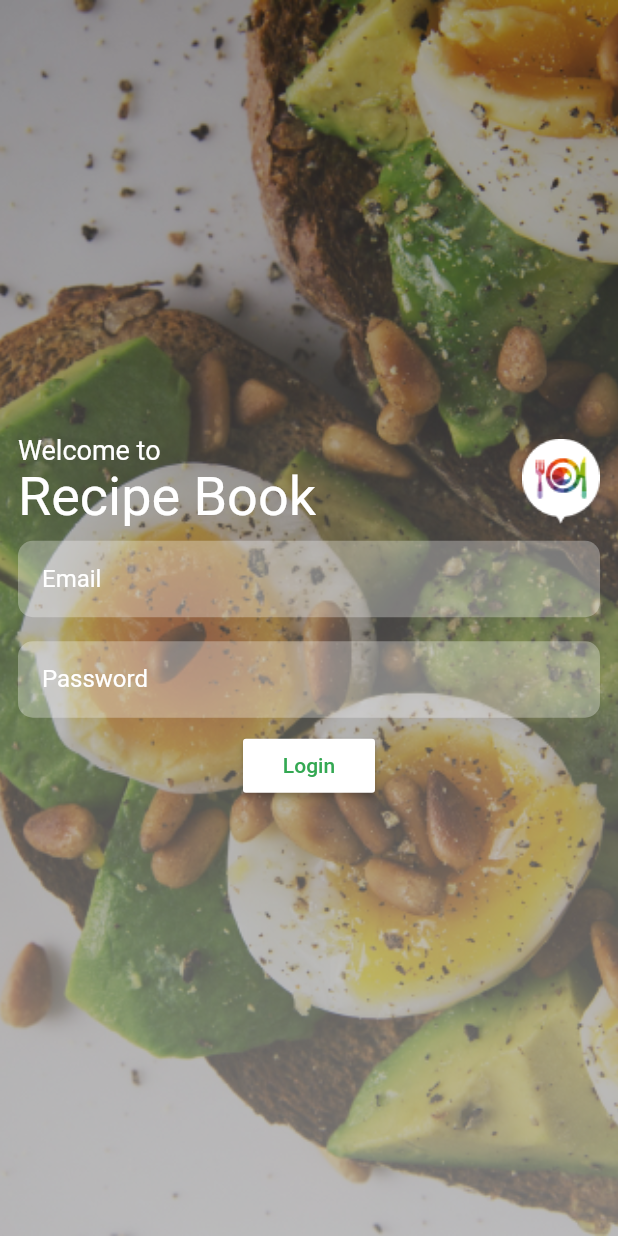
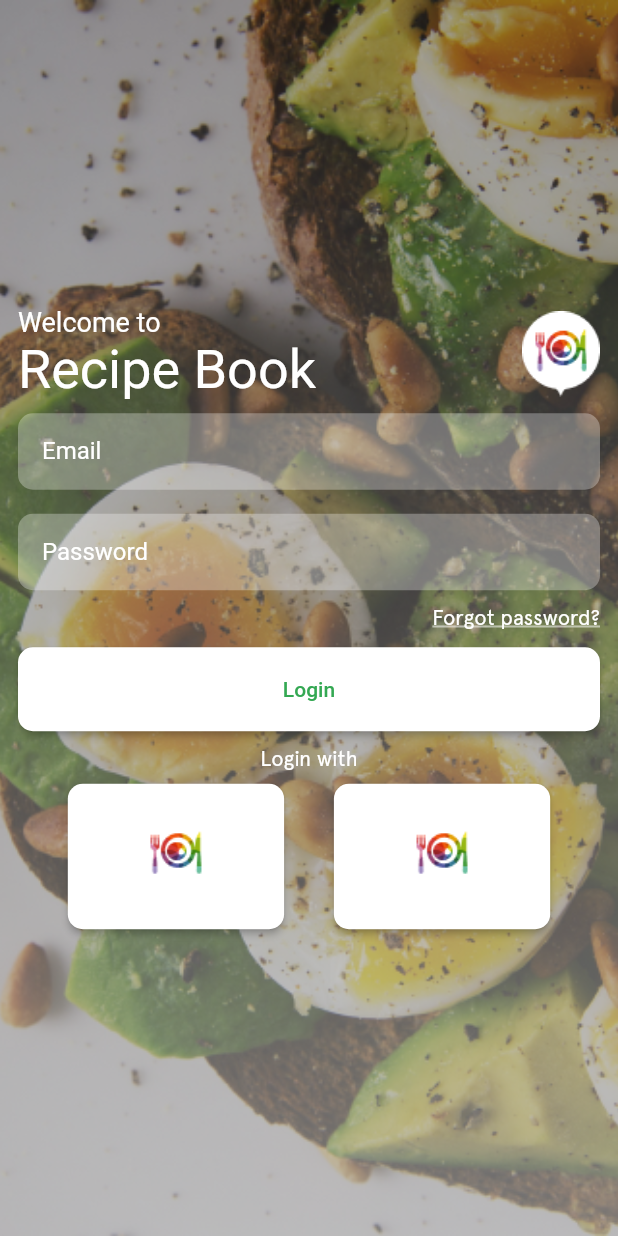
Before and after one commit to Jonyango/04-RecipeBook, a Flutter app: the screen it shows after launch, on a phone screen of 412 x 824 dp. Run offline on Flutter 3.47's test engine with Material 2 defaults, Android fonts, the phone set to English and light mode, and no system bars.

Commit message:
progress update

```diff
--- a/lib/screens/login_screen.dart
+++ b/lib/screens/login_screen.dart
@@ -49,15 +49,95 @@ class LoginScreen extends StatelessWidget {
                 placeholder: 'Password',
                 obscureText: true,
               ),
-              RaisedButton(
+              SizedBox(
+                width: double.infinity,
+                height: 30.0,
+                child: Text(
+                  'Forgot password?',
+                  textAlign: TextAlign.end,
+                  style: TextStyle(
+                    color: Colors.white,
+                    fontSize: 14.0,
+                    decoration: TextDecoration.underline,
+                    decorationThickness: 2.0,
+                    decorationColor: Colors.white54,
+                  ),
+                ),
+              ),
+              CustomisedRaisedButton(
                 onPressed: () {},
-                color: Colors.white,
-                textColor: Color(0xff34A853),
-                child: Text('Login'),
-              )
+                buttonLabel: 'Login',
+                width: double.infinity,
+              ),
+              Padding(
+                padding: const EdgeInsets.all(8.0),
+                child: Text(
+                  'Login with',
+                  style: TextStyle(
+                    color: Colors.white,
+                    fontSize: 14.0,
+                  ),
+                ),
+              ),
+              Row(
+                mainAxisAlignment: MainAxisAlignment.spaceEvenly,
+                children: <Widget>[
+                  CustomisedRaisedButton(
+                    onPressed: () {},
+                    width: MediaQuery.of(context).size.width * 0.35,
+                    child: Image.asset('assets/images/Logo.png'),
+                  ),
+                  CustomisedRaisedButton(
+                    onPressed: () {},
+                    width: MediaQuery.of(context).size.width * 0.35,
+                    child: Image.asset('assets/images/Logo.png'),
+                  ),
+                ],
+              ),
             ],
           ),
         ),
+      ),
+    );
+  }
+}
+
+class CustomisedRaisedButton extends StatelessWidget {
+  CustomisedRaisedButton({
+    @required this.onPressed,
+    this.buttonLabel,
+    this.child,
+    this.padding,
+    this.width,
+  });
+
+  final String buttonLabel;
+  final Widget child;
+  final EdgeInsets padding;
+  final double width;
+  final Function onPressed;
+
+  @override
+  Widget build(BuildContext context) {
+    return SizedBox(
+      width: this.width,
+      child: RaisedButton(
+        onPressed: this.onPressed,
+        shape:
+            RoundedRectangleBorder(borderRadius: BorderRadius.circular(10.0)),
+        color: Colors.white,
+        padding: this.padding ??
+            EdgeInsets.symmetric(
+              vertical: 20.0,
+            ),
+        child: this.child ??
+            Text(
+              this.buttonLabel ?? '',
+              style: TextStyle(
+                color: Color(0xff34A853),
+                fontSize: 14.0,
+              ),
+            ),
       ),
     );
   }
```
